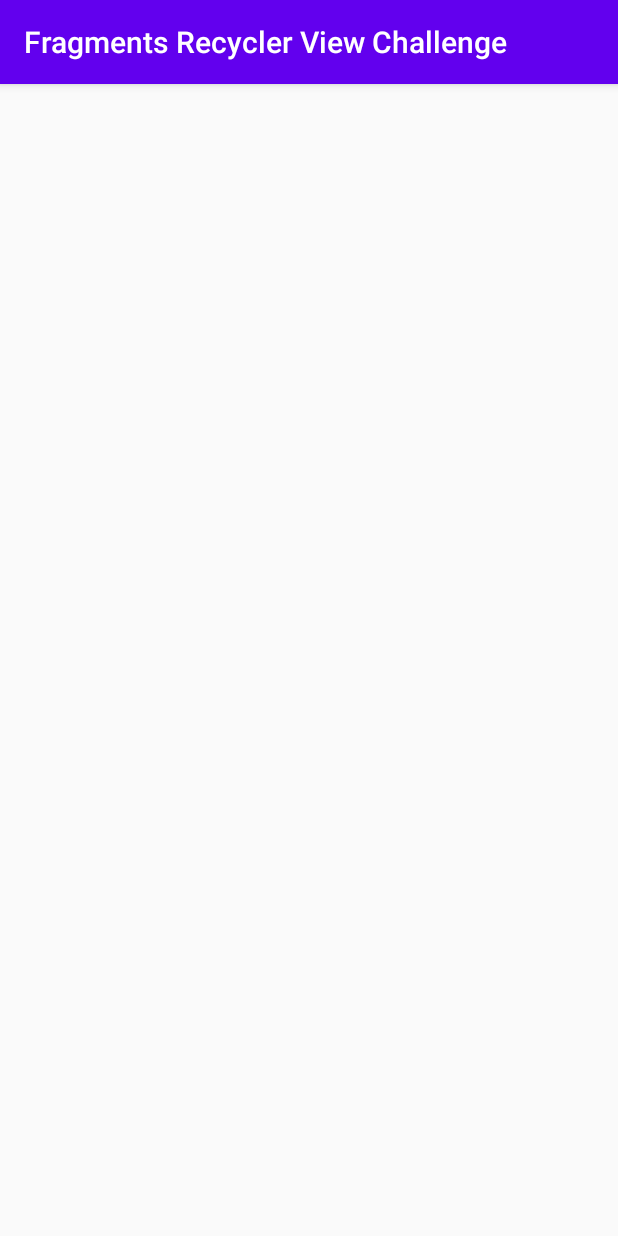
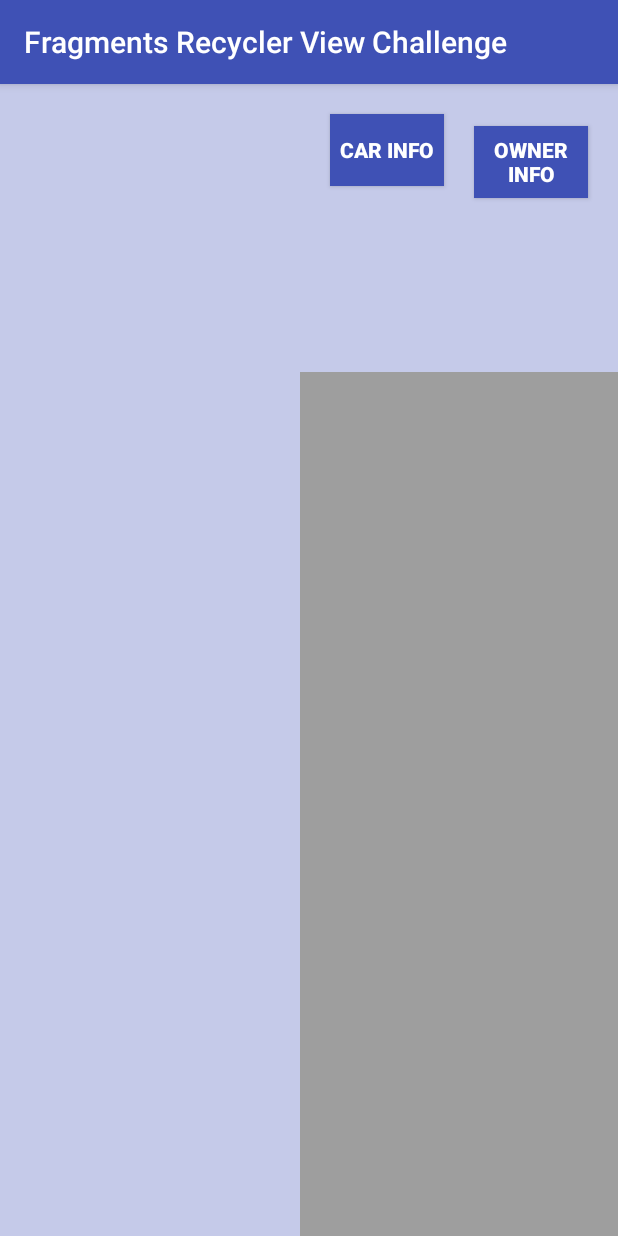
Before and after one commit to joanneong/learning-android, an Android app: the screen it shows after launch (MainActivity), on a phone screen of 412 x 824 dp. Run offline under Robolectric (Android 15) with nearby library versions, the phone set to English and light mode, and no system bars.

Commit message:
Add basic layout for the fragments
Adds buttons in the action fragment to show
the correct fragment when clicked.

```diff
--- a/FragmentsRecyclerView/app/src/main/res/layout/row_layout.xml
+++ b/FragmentsRecyclerView/app/src/main/res/layout/row_layout.xml
@@ -5,7 +5,8 @@
     android:layout_height="wrap_content"
     android:orientation="vertical">
 
-    <androidx.cardview.widget.CardView xmlns:card_view="http://schemas.android.com/apk/res-auto"
+    <androidx.cardview.widget.CardView
+        xmlns:card_view="http://schemas.android.com/apk/res-auto"
         android:layout_width="match_parent"
         android:layout_height="wrap_content"
         android:layout_margin="5dp"
--- a/FragmentsRecyclerViewChallenge/app/build.gradle
+++ b/FragmentsRecyclerViewChallenge/app/build.gradle
@@ -27,6 +27,9 @@ dependencies {
     implementation 'androidx.appcompat:appcompat:1.1.0'
     implementation 'androidx.constraintlayout:constraintlayout:1.1.3'
     implementation 'androidx.legacy:legacy-support-v4:1.0.0'
+    implementation 'androidx.recyclerview:recyclerview:1.1.0'
+    implementation 'androidx.recyclerview:recyclerview-selection:1.1.0-rc01'
+    implementation 'androidx.cardview:cardview:1.0.0'
     testImplementation 'junit:junit:4.12'
     androidTestImplementation 'androidx.test.ext:junit:1.1.1'
     androidTestImplementation 'androidx.test.espresso:espresso-core:3.2.0'
--- a/FragmentsRecyclerViewChallenge/app/src/main/java/com/example/fragmentsrecyclerviewchallenge/MainActivity.java
+++ b/FragmentsRecyclerViewChallenge/app/src/main/java/com/example/fragmentsrecyclerviewchallenge/MainActivity.java
@@ -1,14 +1,52 @@
 package com.example.fragmentsrecyclerviewchallenge;
 
 import androidx.appcompat.app.AppCompatActivity;
+import androidx.fragment.app.FragmentManager;
 
 import android.os.Bundle;
+import android.view.View;
+import android.widget.Button;
 
 public class MainActivity extends AppCompatActivity {
+
+    Button btnCarInfo, btnOwnerInfo;
+
+    FragmentManager fragmentManager;
 
     @Override
     protected void onCreate(Bundle savedInstanceState) {
         super.onCreate(savedInstanceState);
         setContentView(R.layout.activity_main);
+
+        fragmentManager = this.getSupportFragmentManager();
+        fragmentManager.beginTransaction()
+                .hide(fragmentManager.findFragmentById(R.id.carInfoFrag))
+                .show(fragmentManager.findFragmentById(R.id.ownerInfoFrag))
+                .commit();
+
+        btnCarInfo = findViewById(R.id.btnCarInfo);
+        btnOwnerInfo = findViewById(R.id.btnOwnerInfo);
+
+        btnCarInfo.setOnClickListener(new View.OnClickListener() {
+            @Override
+            public void onClick(View view) {
+                fragmentManager.beginTransaction()
+                        .hide(fragmentManager.findFragmentById(R.id.ownerInfoFrag))
+                        .show(fragmentManager.findFragmentById(R.id.carInfoFrag))
+                        .commit();
+            }
+        });
+
+        btnOwnerInfo.setOnClickListener(new View.OnClickListener() {
+            @Override
+            public void onClick(View view) {
+                fragmentManager.beginTransaction()
+                        .hide(fragmentManager.findFragmentById(R.id.carInfoFrag))
+                        .show(fragmentManager.findFragmentById(R.id.ownerInfoFrag))
+                        .commit();
+            }
+        });
+
+
     }
 }
--- a/FragmentsRecyclerViewChallenge/app/src/main/res/layout/activity_main.xml
+++ b/FragmentsRecyclerViewChallenge/app/src/main/res/layout/activity_main.xml
@@ -4,7 +4,52 @@
     xmlns:tools="http://schemas.android.com/tools"
     android:layout_width="match_parent"
     android:layout_height="match_parent"
+    android:background="@color/colorPrimaryLight"
     android:orientation="horizontal"
     tools:context=".MainActivity">
 
+    <fragment
+        android:id="@+id/listFrag"
+        android:name="com.example.fragmentsrecyclerviewchallenge.ListFrag"
+        android:layout_width="200dp"
+        android:layout_height="match_parent"
+        app:layout_constraintBottom_toBottomOf="parent"
+        app:layout_constraintStart_toStartOf="parent"
+        app:layout_constraintTop_toTopOf="parent"
+        tools:layout="@layout/fragment_list" />
+
+    <LinearLayout
+        android:id="@+id/linearLayout"
+        android:layout_width="0dp"
+        android:layout_height="match_parent"
+        android:orientation="vertical"
+        app:layout_constraintBottom_toBottomOf="parent"
+        app:layout_constraintEnd_toEndOf="parent"
+        app:layout_constraintStart_toEndOf="@+id/listFrag"
+        app:layout_constraintTop_toTopOf="parent">
+
+        <fragment
+            android:id="@+id/actionFrag"
+            android:name="com.example.fragmentsrecyclerviewchallenge.ActionFrag"
+            android:layout_width="match_parent"
+            android:layout_height="0dp"
+            android:layout_weight="1"
+            tools:layout="@layout/fragment_action" />
+
+        <fragment
+            android:id="@+id/carInfoFrag"
+            android:name="com.example.fragmentsrecyclerviewchallenge.CarInfoFrag"
+            android:layout_width="match_parent"
+            android:layout_height="0dp"
+            android:layout_weight="3"
+            tools:layout="@layout/fragment_car_info" />
+
+        <fragment
+            android:id="@+id/ownerInfoFrag"
+            android:name="com.example.fragmentsrecyclerviewchallenge.OwnerInfoFrag"
+            android:layout_width="match_parent"
+            android:layout_height="0dp"
+            android:layout_weight="3"
+            tools:layout="@layout/fragment_owner_info" />
+    </LinearLayout>
 </androidx.constraintlayout.widget.ConstraintLayout>
--- a/FragmentsRecyclerViewChallenge/app/src/main/res/layout/fragment_action.xml
+++ b/FragmentsRecyclerViewChallenge/app/src/main/res/layout/fragment_action.xml
@@ -1,14 +1,33 @@
 <?xml version="1.0" encoding="utf-8"?>
-<FrameLayout xmlns:android="http://schemas.android.com/apk/res/android"
+<LinearLayout xmlns:android="http://schemas.android.com/apk/res/android"
     xmlns:tools="http://schemas.android.com/tools"
     android:layout_width="match_parent"
     android:layout_height="match_parent"
     tools:context=".ActionFrag">
 
-    <!-- TODO: Update blank fragment layout -->
-    <TextView
-        android:layout_width="match_parent"
-        android:layout_height="match_parent"
-        android:text="@string/hello_blank_fragment" />
+    <Button
+        android:id="@+id/btnCarInfo"
+        android:layout_width="wrap_content"
+        android:layout_height="wrap_content"
+        android:layout_marginTop="20dp"
+        android:layout_marginLeft="20dp"
+        android:layout_marginRight="10dp"
+        android:background="@color/colorPrimary"
+        android:textStyle="bold"
+        android:textColor="#FFFFFF"
+        android:layout_weight="1"
+        android:text="@string/car_info" />
 
-</FrameLayout>
+    <Button
+        android:id="@+id/btnOwnerInfo"
+        android:layout_width="wrap_content"
+        android:layout_height="wrap_content"
+        android:layout_marginTop="20dp"
+        android:layout_marginRight="20dp"
+        android:layout_marginLeft="10dp"
+        android:background="@color/colorPrimary"
+        android:textStyle="bold"
+        android:textColor="#FFFFFF"
+        android:layout_weight="1"
+        android:text="@string/owner_info" />
+</LinearLayout>
--- a/FragmentsRecyclerViewChallenge/app/src/main/res/layout/fragment_list.xml
+++ b/FragmentsRecyclerViewChallenge/app/src/main/res/layout/fragment_list.xml
@@ -1,14 +1,9 @@
 <?xml version="1.0" encoding="utf-8"?>
-<FrameLayout xmlns:android="http://schemas.android.com/apk/res/android"
+<LinearLayout xmlns:android="http://schemas.android.com/apk/res/android"
     xmlns:tools="http://schemas.android.com/tools"
     android:layout_width="match_parent"
     android:layout_height="match_parent"
+    android:background="@color/colorPrimaryLight"
     tools:context=".ListFrag">
 
-    <!-- TODO: Update blank fragment layout -->
-    <TextView
-        android:layout_width="match_parent"
-        android:layout_height="match_parent"
-        android:text="@string/hello_blank_fragment" />
-
-</FrameLayout>
+</LinearLayout>
--- a/FragmentsRecyclerViewChallenge/app/src/main/res/layout/fragment_owner_info.xml
+++ b/FragmentsRecyclerViewChallenge/app/src/main/res/layout/fragment_owner_info.xml
@@ -1,14 +1,9 @@
 <?xml version="1.0" encoding="utf-8"?>
-<FrameLayout xmlns:android="http://schemas.android.com/apk/res/android"
+<LinearLayout xmlns:android="http://schemas.android.com/apk/res/android"
     xmlns:tools="http://schemas.android.com/tools"
     android:layout_width="match_parent"
     android:layout_height="match_parent"
+    android:background="@color/colorAccent"
     tools:context=".OwnerInfoFrag">
 
-    <!-- TODO: Update blank fragment layout -->
-    <TextView
-        android:layout_width="match_parent"
-        android:layout_height="match_parent"
-        android:text="@string/hello_blank_fragment" />
-
-</FrameLayout>
+</LinearLayout>
--- a/FragmentsRecyclerViewChallenge/app/src/main/res/values/colors.xml
+++ b/FragmentsRecyclerViewChallenge/app/src/main/res/values/colors.xml
@@ -1,6 +1,7 @@
 <?xml version="1.0" encoding="utf-8"?>
 <resources>
-    <color name="colorPrimary">#6200EE</color>
-    <color name="colorPrimaryDark">#3700B3</color>
-    <color name="colorAccent">#03DAC5</color>
+    <color name="colorPrimary">#3F51B5</color>
+    <color name="colorPrimaryDark">#303F9F</color>
+    <color name="colorPrimaryLight">#C5CAE9</color>
+    <color name="colorAccent">#9E9E9E</color>
 </resources>
--- a/FragmentsRecyclerViewChallenge/app/src/main/res/values/strings.xml
+++ b/FragmentsRecyclerViewChallenge/app/src/main/res/values/strings.xml
@@ -2,4 +2,6 @@
     <string name="app_name">Fragments Recycler View Challenge</string>
     <!-- TODO: Remove or change this placeholder text -->
     <string name="hello_blank_fragment">Hello blank fragment</string>
+    <string name="car_info">Car Info</string>
+    <string name="owner_info">Owner Info</string>
 </resources>
```
Also changed, not shown: FragmentsRecyclerViewChallenge/app/src/main/res/layout/card_layout.xml (added, +59 -0 lines), FragmentsRecyclerViewChallenge/app/src/main/res/layout/fragment_car_info.xml (+3 -8 lines).
